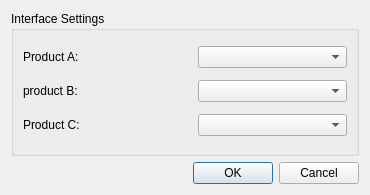
Above: ui/dialogconfig.ui from hmj6639/dz before the change. Below: the same form after it.
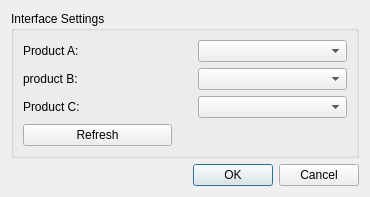
That is the form after the change.

Patch:
```diff
--- a/ui/dialogconfig.ui
+++ b/ui/dialogconfig.ui
@@ -64,7 +64,14 @@
        </widget>
       </item>
       <item row="2" column="2">
-       <widget class="QComboBox" name="comboBox_3"/>
+       <widget class="QComboBox" name="c"/>
+      </item>
+      <item row="3" column="0">
+       <widget class="QPushButton" name="pushButton">
+        <property name="text">
+         <string>Refresh</string>
+        </property>
+       </widget>
       </item>
      </layout>
     </widget>
```
Left out of the diff: 6 changed lines with no effect on the pictures.
